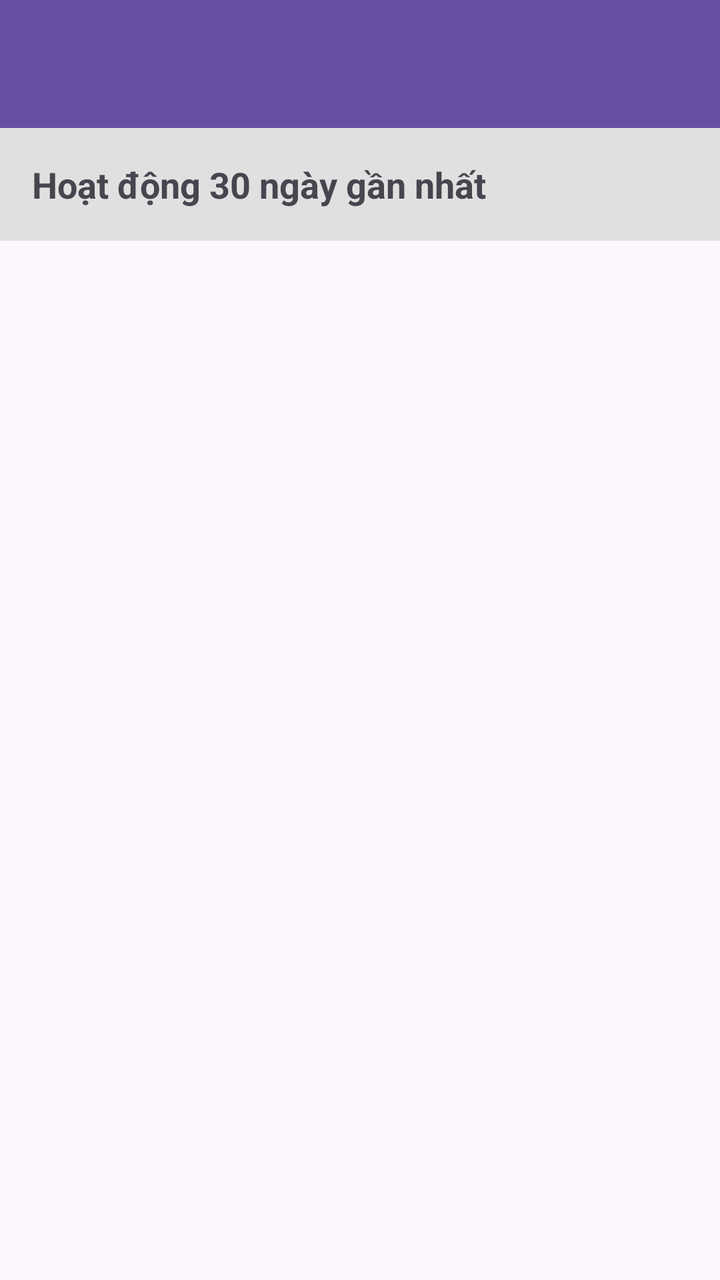
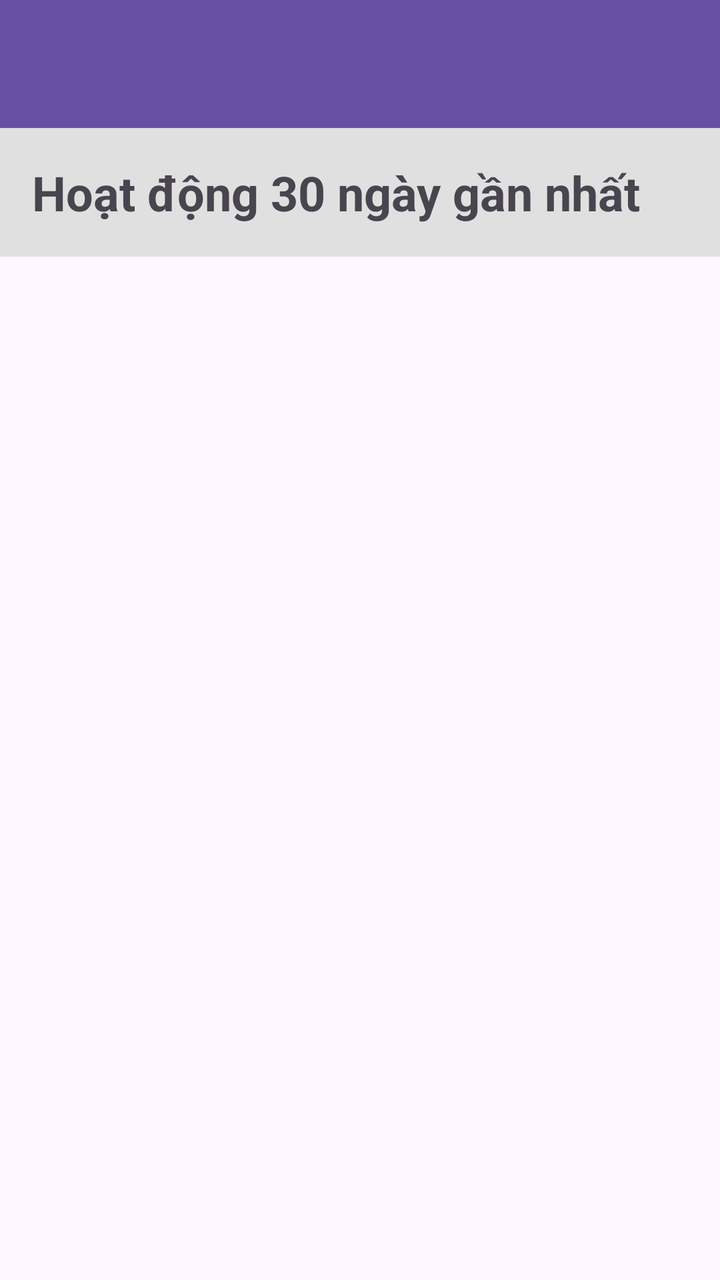

Before-and-after screenshots of an Android layout around one commit, followed by the original layout XML and the change that was made.
<!-- AndroidManifest.xml: application theme Theme.Pomodoro -->
<!-- res/layout/activity_statistics.xml -->
<?xml version="1.0" encoding="utf-8"?>
<LinearLayout xmlns:android="http://schemas.android.com/apk/res/android"
    android:layout_width="match_parent"
    android:layout_height="match_parent"
    android:orientation="vertical"
    android:padding="0dp">

    <androidx.appcompat.widget.Toolbar
        android:id="@+id/toolbar_statistics"
        android:layout_width="match_parent"
        android:layout_height="?attr/actionBarSize"
        android:background="?attr/colorPrimary"
        android:theme="@style/ThemeOverlay.Material3.Dark.ActionBar" />

    <TextView
        android:layout_width="match_parent"
        android:layout_height="wrap_content"
        android:text="Hoạt động 30 ngày gần nhất"
        android:textSize="18sp"
        android:textStyle="bold"
        android:padding="16dp"
        android:background="#E0E0E0"/>

    <androidx.recyclerview.widget.RecyclerView
        android:id="@+id/recycler_statistics"
        android:layout_width="match_parent"
        android:layout_height="match_parent"
        android:padding="8dp"/>
</LinearLayout>
<!-- resources referenced by this layout -->
<resources>
  <style name="Theme.Pomodoro" parent="Base.Theme.Pomodoro" />
  <style name="Base.Theme.Pomodoro" parent="Theme.Material3.DayNight.NoActionBar">
          
          
      </style>
</resources>

<!-- the commit's change to res/layout/activity_statistics.xml (unified diff, before → after) -->
@@ -16,7 +16,7 @@
         android:layout_width="match_parent"
         android:layout_height="wrap_content"
         android:text="Hoạt động 30 ngày gần nhất"
-        android:textSize="18sp"
+        android:textSize="24sp"
         android:textStyle="bold"
         android:padding="16dp"
         android:background="#E0E0E0"/>
<!-- resource entries referenced after the edit -->
@@ -4,6 +4,30 @@
   <style name="Base.Theme.Pomodoro" parent="Theme.Material3.DayNight.NoActionBar">
           
           
+          <item name="alertDialogTheme">@style/CustomAlertDialogTheme</item>
+          <item name="materialButtonStyle">@style/CustomButtonStyle</item>
+      </style>
+  <style name="CustomAlertDialogTheme" parent="ThemeOverlay.Material3.MaterialAlertDialog">
+          <item name="materialAlertDialogTitleTextStyle">@style/CustomAlertDialogTitleStyle</item>
+          <item name="materialAlertDialogBodyTextStyle">@style/CustomAlertDialogBodyStyle</item>
+          <item name="buttonBarButtonStyle">@style/CustomAlertButtonStyle</item>
+      </style>
+  <style name="CustomButtonStyle" parent="Widget.Material3.Button">
+          <item name="android:textSize">16sp</item>
+          <item name="android:minHeight">55dp</item>
+          <item name="android:paddingTop">12dp</item>
+          <item name="android:paddingBottom">12dp</item>
+          <item name="android:paddingStart">30dp</item>
+          <item name="android:paddingEnd">30dp</item>
+      </style>
+  <style name="CustomAlertDialogTitleStyle" parent="MaterialAlertDialog.Material3.Title.Text">
+          <item name="android:textSize">24sp</item>
+      </style>
+  <style name="CustomAlertDialogBodyStyle" parent="MaterialAlertDialog.Material3.Body.Text">
+          <item name="android:textSize">19sp</item>
+      </style>
+  <style name="CustomAlertButtonStyle" parent="Widget.Material3.Button.TextButton.Dialog">
+          <item name="android:textSize">16sp</item>
       </style>
 </resources>
 
